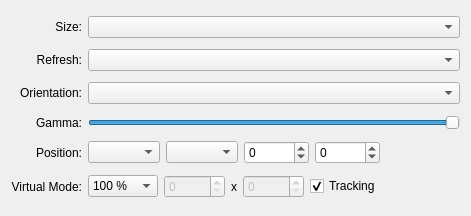
zballina/lxqt-config-randr, file src/forms/outputconfigbase.ui: the form before one commit.
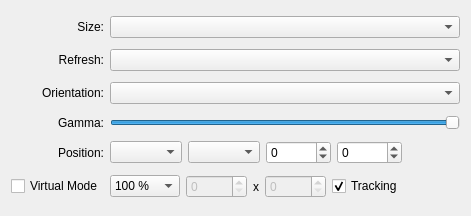
The form after the commit.

Commit message: Virtual Mode: Very early state of scale and virtual modes

The edit to the form file:
```diff
--- a/src/forms/outputconfigbase.ui
+++ b/src/forms/outputconfigbase.ui
@@ -167,16 +167,6 @@
      </property>
     </widget>
    </item>
-   <item row="5" column="0">
-    <widget class="QLabel" name="virtualModeLabel">
-     <property name="text">
-      <string>Virtual Mode:</string>
-     </property>
-     <property name="alignment">
-      <set>Qt::AlignRight|Qt::AlignTrailing|Qt::AlignVCenter</set>
-     </property>
-    </widget>
-   </item>
    <item row="5" column="1">
     <layout class="QHBoxLayout" name="horizontalLayout_2">
      <item>
@@ -283,6 +273,13 @@
      </item>
     </layout>
    </item>
+   <item row="5" column="0">
+    <widget class="QCheckBox" name="vitualModecheckBox">
+     <property name="text">
+      <string>Virtual Mode</string>
+     </property>
+    </widget>
+   </item>
   </layout>
  </widget>
  <resources/>
```
The commit also changes 8 other files.
